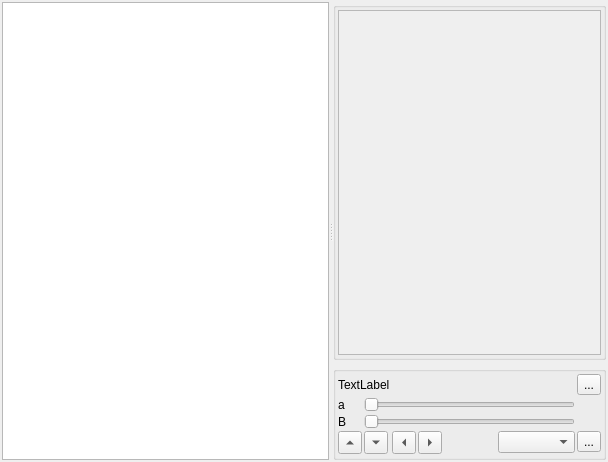
Old version of the form AIProject/cvpictureview.ui in the repository huangatone/AI-C-PlusPlus-Qt.
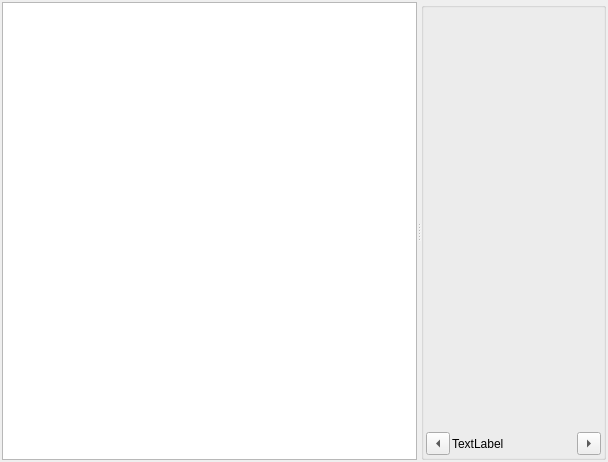
New version of the form. Custom widgets are drawn as their Qt base class.

Diff of the .ui file:
```diff
--- a/AIProject/cvpictureview.ui
+++ b/AIProject/cvpictureview.ui
@@ -38,53 +38,6 @@
      <widget class="QWidget" name="layoutWidget">
       <layout class="QGridLayout" name="gridLayout_2">
        <item row="0" column="0">
-        <widget class="QGroupBox" name="groupBox">
-         <property name="sizePolicy">
-          <sizepolicy hsizetype="Preferred" vsizetype="Preferred">
-           <horstretch>0</horstretch>
-           <verstretch>1</verstretch>
-          </sizepolicy>
-         </property>
-         <property name="title">
-          <string/>
-         </property>
-         <layout class="QGridLayout" name="gridLayout_3">
-          <property name="leftMargin">
-           <number>2</number>
-          </property>
-          <property name="topMargin">
-           <number>2</number>
-          </property>
-          <property name="rightMargin">
-           <number>2</number>
-          </property>
-          <property name="bottomMargin">
-           <number>2</number>
-          </property>
-          <property name="spacing">
-           <number>2</number>
-          </property>
-          <item row="0" column="1">
-           <widget class="QScrollArea" name="scrollArea">
-            <property name="widgetResizable">
-             <bool>true</bool>
-            </property>
-            <widget class="QWidget" name="scrollAreaWidgetContents">
-             <property name="geometry">
-              <rect>
-               <x>0</x>
-               <y>0</y>
-               <width>285</width>
-               <height>320</height>
-              </rect>
-             </property>
-            </widget>
-           </widget>
-          </item>
-         </layout>
-        </widget>
-       </item>
-       <item row="1" column="0">
         <widget class="QGroupBox" name="groupBox_2">
          <property name="title">
           <string/>
@@ -105,24 +58,17 @@
           <property name="spacing">
            <number>2</number>
           </property>
-          <item row="3" column="7">
-           <widget class="QToolButton" name="btnWork">
-            <property name="text">
-             <string>...</string>
+          <item row="0" column="0" colspan="5">
+           <widget class="PictureView" name="widget" native="true">
+            <property name="sizePolicy">
+             <sizepolicy hsizetype="Preferred" vsizetype="Preferred">
+              <horstretch>0</horstretch>
+              <verstretch>1</verstretch>
+             </sizepolicy>
             </property>
            </widget>
           </item>
-          <item row="3" column="5" colspan="2">
-           <widget class="QComboBox" name="comboBox"/>
-          </item>
-          <item row="0" column="0" colspan="2">
-           <widget class="QLabel" name="label">
-            <property name="text">
-             <string>TextLabel</string>
-            </property>
-           </widget>
-          </item>
-          <item row="3" column="3" rowspan="2" colspan="2">
+          <item row="2" column="4">
            <widget class="QToolButton" name="btnNext">
             <property name="text">
              <string>...</string>
@@ -132,34 +78,7 @@
             </property>
            </widget>
           </item>
-          <item row="3" column="0" rowspan="2">
-           <widget class="QToolButton" name="btnZoomIn">
-            <property name="text">
-             <string>...</string>
-            </property>
-            <property name="arrowType">
-             <enum>Qt::UpArrow</enum>
-            </property>
-           </widget>
-          </item>
-          <item row="3" column="1" rowspan="2">
-           <widget class="QToolButton" name="btnZoomOut">
-            <property name="text">
-             <string>...</string>
-            </property>
-            <property name="arrowType">
-             <enum>Qt::DownArrow</enum>
-            </property>
-           </widget>
-          </item>
-          <item row="0" column="7">
-           <widget class="QToolButton" name="toolButton">
-            <property name="text">
-             <string>...</string>
-            </property>
-           </widget>
-          </item>
-          <item row="3" column="2" rowspan="2">
+          <item row="2" column="0">
            <widget class="QToolButton" name="btnPre">
             <property name="text">
              <string>...</string>
@@ -169,31 +88,10 @@
             </property>
            </widget>
           </item>
-          <item row="2" column="1" colspan="6">
-           <widget class="QSlider" name="horizontalSlider_2">
-            <property name="orientation">
-             <enum>Qt::Horizontal</enum>
-            </property>
-           </widget>
-          </item>
-          <item row="2" column="0">
-           <widget class="QLabel" name="label_2">
+          <item row="2" column="1" colspan="3">
+           <widget class="QLabel" name="label">
             <property name="text">
-             <string>B</string>
-            </property>
-           </widget>
-          </item>
-          <item row="1" column="1" colspan="6">
-           <widget class="QSlider" name="horizontalSlider">
-            <property name="orientation">
-             <enum>Qt::Horizontal</enum>
-            </property>
-           </widget>
-          </item>
-          <item row="1" column="0">
-           <widget class="QLabel" name="label_3">
-            <property name="text">
-             <string>a</string>
+             <string>TextLabel</string>
             </property>
            </widget>
           </item>
@@ -206,6 +104,14 @@
    </item>
   </layout>
  </widget>
+ <customwidgets>
+  <customwidget>
+   <class>PictureView</class>
+   <extends>QWidget</extends>
+   <header>pictureview.h</header>
+   <container>1</container>
+  </customwidget>
+ </customwidgets>
  <resources/>
  <connections/>
 </ui>
```
